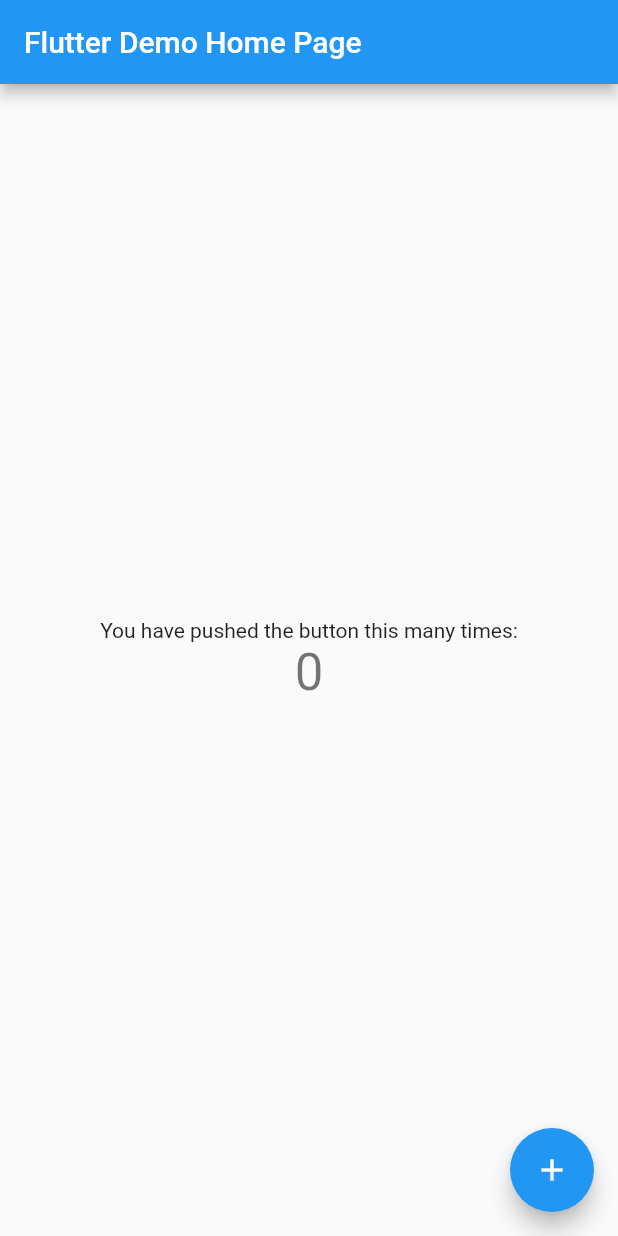
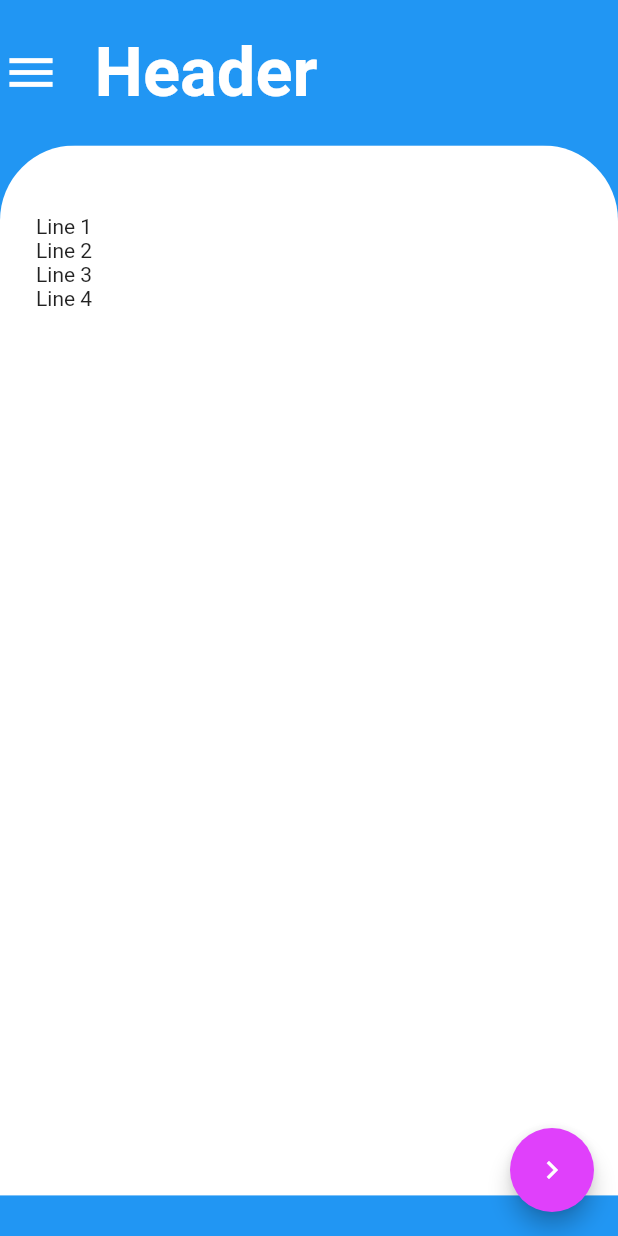
Before and after one commit to sandeepgurram/flutter-template-demo, a Flutter app: the screen it shows after launch, on a phone screen of 412 x 824 dp. Run offline on Flutter 3.47's test engine with Material 2 defaults, Android fonts, the phone set to English and light mode, and no system bars.

Commit message:
[add] created home screen

```diff
--- /dev/null
+++ b/templete_example/lib/colors.dart
@@ -0,0 +1,6 @@
+
+import 'package:flutter/material.dart';
+
+const MaterialColor primaryColor = Colors.blue;
+const Color accentColor = Colors.purpleAccent;
+const Color backgroudColor = Colors.white;
--- a/templete_example/lib/main.dart
+++ b/templete_example/lib/main.dart
@@ -1,111 +1,21 @@
 import 'package:flutter/material.dart';
+import 'package:templete_example/colors.dart';
+import 'package:templete_example/navigation/routes.dart';
 
 void main() => runApp(MyApp());
 
 class MyApp extends StatelessWidget {
-  // This widget is the root of your application.
   @override
   Widget build(BuildContext context) {
     return MaterialApp(
-      title: 'Flutter Demo',
+      title: 'Plan Your Shoot',
       theme: ThemeData(
-        // This is the theme of your application.
-        //
-        // Try running your application with "flutter run". You'll see the
-        // application has a blue toolbar. Then, without quitting the app, try
-        // changing the primarySwatch below to Colors.green and then invoke
-        // "hot reload" (press "r" in the console where you ran "flutter run",
-        // or simply save your changes to "hot reload" in a Flutter IDE).
-        // Notice that the counter didn't reset back to zero; the application
-        // is not restarted.
-        primarySwatch: Colors.blue,
+        primarySwatch: primaryColor,
+        accentColor: accentColor,
+        scaffoldBackgroundColor: backgroudColor,
       ),
-      home: MyHomePage(title: 'Flutter Demo Home Page'),
+      initialRoute: '/',
+      routes: getRoutes(),
     );
   }
 }
-
-class MyHomePage extends StatefulWidget {
-  MyHomePage({Key key, this.title}) : super(key: key);
-
-  // This widget is the home page of your application. It is stateful, meaning
-  // that it has a State object (defined below) that contains fields that affect
-  // how it looks.
-
-  // This class is the configuration for the state. It holds the values (in this
-  // case the title) provided by the parent (in this case the App widget) and
-  // used by the build method of the State. Fields in a Widget subclass are
-  // always marked "final".
-
-  final String title;
-
-  @override
-  _MyHomePageState createState() => _MyHomePageState();
-}
-
-class _MyHomePageState extends State<MyHomePage> {
-  int _counter = 0;
-
-  void _incrementCounter() {
-    setState(() {
-      // This call to setState tells the Flutter framework that something has
-      // changed in this State, which causes it to rerun the build method below
-      // so that the display can reflect the updated values. If we changed
-      // _counter without calling setState(), then the build method would not be
-      // called again, and so nothing would appear to happen.
-      _counter++;
-    });
-  }
-
-  @override
-  Widget build(BuildContext context) {
-    // This method is rerun every time setState is called, for instance as done
-    // by the _incrementCounter method above.
-    //
-    // The Flutter framework has been optimized to make rerunning build methods
-    // fast, so that you can just rebuild anything that needs updating rather
-    // than having to individually change instances of widgets.
-    return Scaffold(
-      appBar: AppBar(
-        // Here we take the value from the MyHomePage object that was created by
-        // the App.build method, and use it to set our appbar title.
-        title: Text(widget.title),
-      ),
-      body: Center(
-        // Center is a layout widget. It takes a single child and positions it
-        // in the middle of the parent.
-        child: Column(
-          // Column is also a layout widget. It takes a list of children and
-          // arranges them vertically. By default, it sizes itself to fit its
-          // children horizontally, and tries to be as tall as its parent.
-          //
-          // Invoke "debug painting" (press "p" in the console, choose the
-          // "Toggle Debug Paint" action from the Flutter Inspector in Android
-          // Studio, or the "Toggle Debug Paint" command in Visual Studio Code)
-          // to see the wireframe for each widget.
-          //
-          // Column has various properties to control how it sizes itself and
-          // how it positions its children. Here we use mainAxisAlignment to
-          // center the children vertically; the main axis here is the vertical
-          // axis because Columns are vertical (the cross axis would be
-          // horizontal).
-          mainAxisAlignment: MainAxisAlignment.center,
-          children: <Widget>[
-            Text(
-              'You have pushed the button this many times:',
-            ),
-            Text(
-              '$_counter',
-              style: Theme.of(context).textTheme.display1,
-            ),
-          ],
-        ),
-      ),
-      floatingActionButton: FloatingActionButton(
-        onPressed: _incrementCounter,
-        tooltip: 'Increment',
-        child: Icon(Icons.add),
-      ), // This trailing comma makes auto-formatting nicer for build methods.
-    );
-  }
-}
--- /dev/null
+++ b/templete_example/lib/navigation/NavigationHelper.dart
@@ -0,0 +1,3 @@
+import 'package:flutter/material.dart';
+
+import 'routes.dart';
--- /dev/null
+++ b/templete_example/lib/navigation/routes.dart
@@ -0,0 +1,8 @@
+import 'package:flutter/material.dart';
+import 'package:templete_example/screens/HomeScreen.dart';
+
+Map<String, WidgetBuilder> getRoutes() {
+  return {
+    '/': (context) => HomeScreen(),
+  };
+}
--- /dev/null
+++ b/templete_example/lib/screens/HomeScreen.dart
@@ -0,0 +1,84 @@
+import 'package:flutter/cupertino.dart';
+import 'package:flutter/material.dart';
+import 'package:templete_example/colors.dart';
+
+class HomeScreen extends StatelessWidget {
+  @override
+  Widget build(BuildContext context) {
+    return Scaffold(
+      backgroundColor: primaryColor,
+      floatingActionButton: FloatingActionButton(
+        child: Icon(Icons.navigate_next),
+      ),
+      body: SafeArea(
+        child: Column(
+          mainAxisAlignment: MainAxisAlignment.start,
+          crossAxisAlignment: CrossAxisAlignment.start,
+          children: <Widget>[
+            Flexible(
+                flex: 2,
+                fit: FlexFit.tight,
+                child: Row(
+                  mainAxisAlignment: MainAxisAlignment.spaceBetween,
+                  crossAxisAlignment: CrossAxisAlignment.center,
+                  children: <Widget>[
+                    Flexible(flex: 1, fit: FlexFit.tight, child: Icon(Icons.menu,color: Colors.white,size: 38,)),
+                    Flexible(
+                        flex: 9,
+                        fit: FlexFit.tight,
+                        child: FittedBox(
+                          fit: BoxFit.fitHeight,
+                          alignment: Alignment.centerLeft,
+                          child: Padding(
+                            padding: EdgeInsets.symmetric(
+                                vertical: 20, horizontal: 20),
+                            child: Text(
+                              "Header",
+                              style: TextStyle(
+                                  fontWeight: FontWeight.bold,
+                                  color: Colors.white),
+                              textScaleFactor: 3,
+                            ),
+                          ),
+                        )),
+                  ],
+                )),
+            Flexible(
+                flex: 15,
+                fit: FlexFit.tight,
+                child: ClipRRect(
+                  borderRadius: BorderRadius.only(
+                      topLeft: Radius.circular(50),
+                      topRight: Radius.circular(50)),
+                  child: SingleChildScrollView(
+                      child: ConstrainedBox(
+                    constraints: new BoxConstraints(
+                      minHeight: 700.0,
+                    ),
+                    child: DecoratedBox(
+                      decoration: new BoxDecoration(color: Colors.white),
+                      child: Padding(
+                          padding:
+                              EdgeInsets.only(top: 46, left: 24, right: 24),
+                          child: Container(
+                            width: double.infinity,
+                            child: Column(
+                              crossAxisAlignment: CrossAxisAlignment.start,
+                              mainAxisSize: MainAxisSize.max,
+                              children: <Widget>[
+                                Text("Line 1"),
+                                Text("Line 2"),
+                                Text("Line 3"),
+                                Text("Line 4"),
+                              ],
+                            ),
+                          )),
+                    ),
+                  )),
+                )),
+          ],
+        ),
+      ),
+    );
+  }
+}
```
